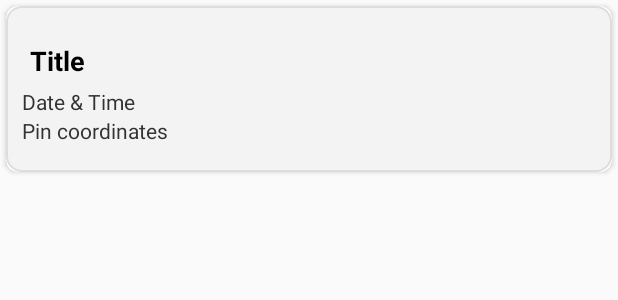
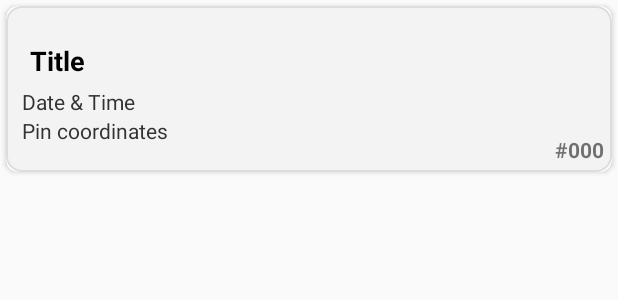
Before and after one commit to codybloemhard/uu-uce, an Android app: the layout fieldbook_recyclerview_item.xml on its own in the app's theme, with its tools: preview values and no code run, on a phone screen of 412 x 824 dp. Shown: the top 300 px of the screen. Run offline under Robolectric (Android 15) with nearby library versions, the phone set to English and light mode, and no system bars; Roboto replaces fonts that are not available here.

Commit message:
Re added numbers to fieldbook

```diff
--- a/app/app/src/main/res/layout/fieldbook_recyclerview_item.xml
+++ b/app/app/src/main/res/layout/fieldbook_recyclerview_item.xml
@@ -63,6 +63,17 @@
             app:layout_constraintBottom_toBottomOf="parent"
             app:layout_constraintEnd_toEndOf="parent" />
 
+        <TextView
+            android:id="@+id/number"
+            android:layout_width="wrap_content"
+            android:layout_height="wrap_content"
+            android:background="@color/BestWhite"
+            android:text="#000"
+            android:textStyle="bold"
+            android:textSize="14sp"
+            app:layout_constraintEnd_toEndOf="parent"
+            app:layout_constraintBottom_toBottomOf="parent" />
+
     </androidx.constraintlayout.widget.ConstraintLayout>
 
 </androidx.cardview.widget.CardView>
```
Also changed, not shown: app/app/src/main/java/com/uu_uce/fieldbook/FieldbookAdapter.kt (+10 -5 lines).
